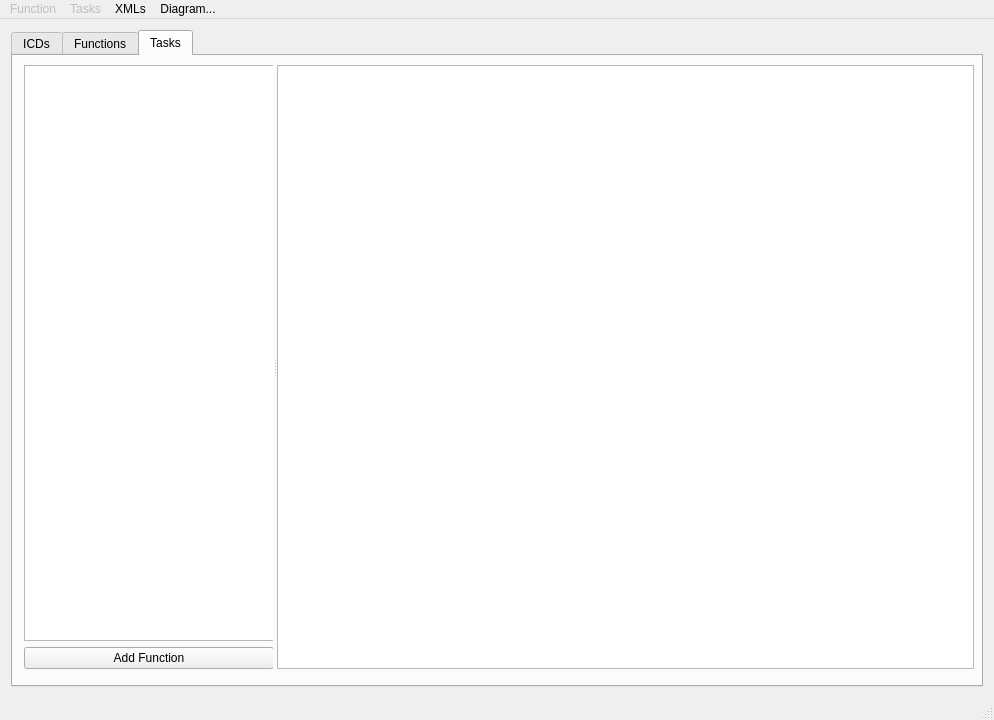
Above: mainwindow.ui from hardcoregandhi/XML-Sequence-Diagram-Creator before the change. Below: the same form after it.
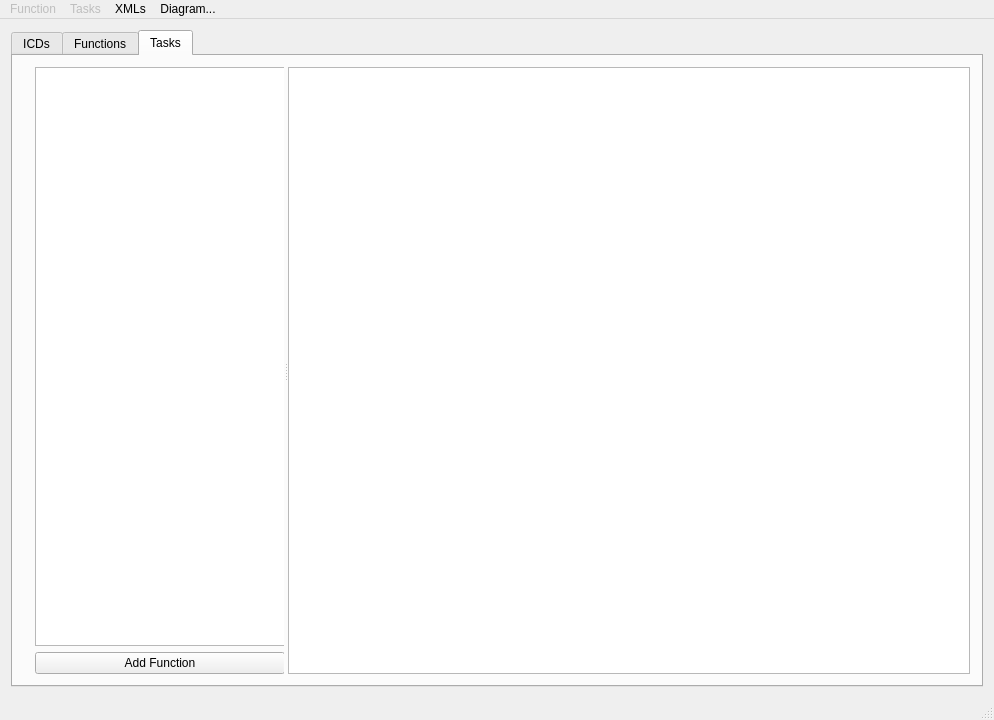
That is the form after the change. The open tabs and pages were chosen to show the change.

Commit message: Prep for handling modified status in functionscene

Diff of the .ui file:
```diff
--- a/mainwindow.ui
+++ b/mainwindow.ui
@@ -23,8 +23,8 @@
      <verstretch>0</verstretch>
     </sizepolicy>
    </property>
-   <layout class="QGridLayout" name="gridLayout">
-    <item row="0" column="1">
+   <layout class="QHBoxLayout" name="horizontalLayout">
+    <item>
      <widget class="QTabWidget" name="tabWidget">
       <property name="currentIndex">
        <number>0</number>
@@ -166,15 +166,9 @@
        <attribute name="title">
         <string>Tasks</string>
        </attribute>
+       <layout class="QGridLayout" name="gridLayout">
+        <item row="0" column="0">
        <widget class="QSplitter" name="splitter_2">
-        <property name="geometry">
-         <rect>
-          <x>0</x>
-          <y>9</y>
-          <width>961</width>
-          <height>604</height>
-         </rect>
-        </property>
         <property name="orientation">
          <enum>Qt::Horizontal</enum>
         </property>
@@ -271,6 +265,8 @@
          </property>
         </widget>
        </widget>
+        </item>
+       </layout>
       </widget>
      </widget>
     </item>
```
Left out of the diff: 9 changed lines with no effect on the pictures. Lines whose indentation alone changed are shown as unchanged. The commit also changes 2 other files.
